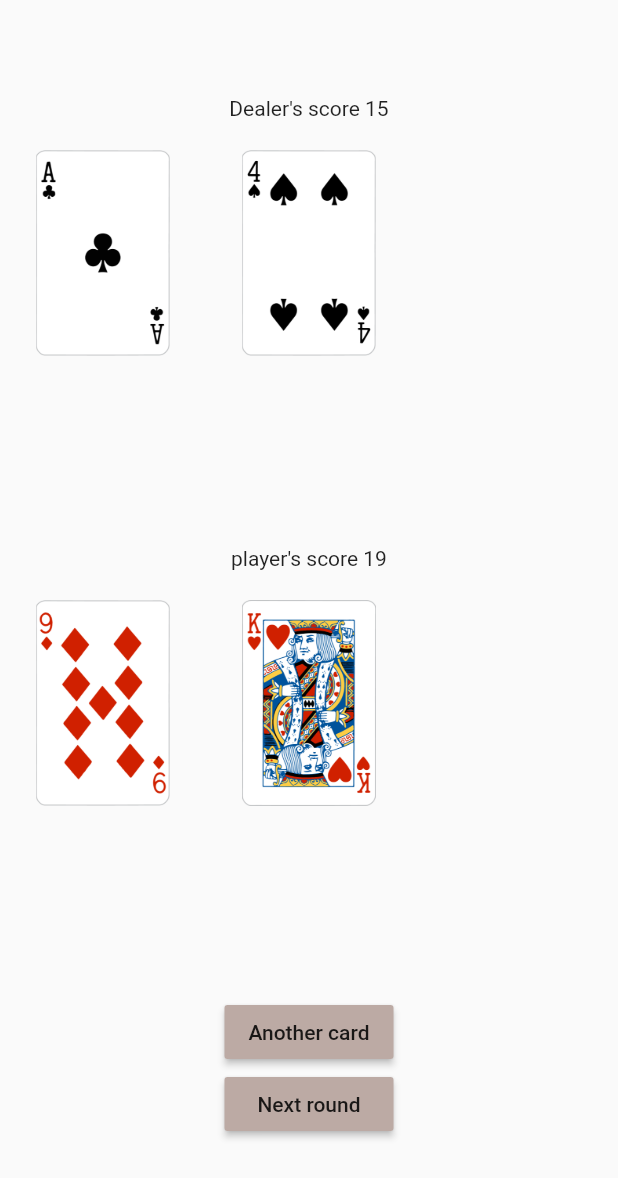
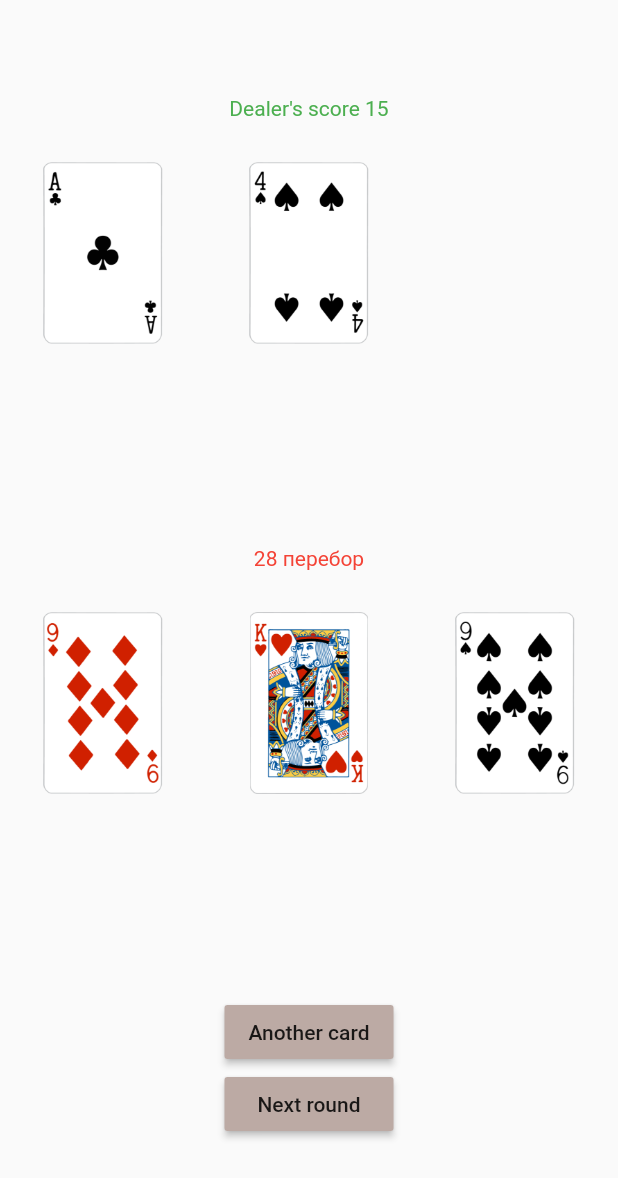
Before and after one commit to Eroshkin-IBA/black_jack, a Flutter app: the screen it shows after launch, after a tap on "Start game", after a tap on "Another card", on a phone screen of 412 x 824 dp. Shown: the top 1178 px of the screen. Run offline on Flutter 3.47's test engine with Material 2 defaults, Android fonts, the phone set to English and light mode, and no system bars.

Commit message:
almost done

```diff
--- a/lib/screens/black_jack_screen.dart
+++ b/lib/screens/black_jack_screen.dart
@@ -99,25 +99,45 @@ class _BlackJackScreenState extends State<BlackJackScreen> {
                 children: [
                   Column(
                     children: [
-                      Text("Dealer's score $dealerScore"),
+                      dealerScore <= 21
+                          ? Text(
+                              "Dealer's score $dealerScore",
+                              style: const TextStyle(color: Colors.green),
+                            )
+                          : Text(
+                              "$dealerScore перебор",
+                              style: const TextStyle(color: Colors.red),
+                            ),
                       const SizedBox(height: 20),
                       Container(
                         height: 200,
                         child: GridView.builder(
-                          itemCount: dealerCards.length,
+                            itemCount: dealerCards.length,
                             gridDelegate:
                                 const SliverGridDelegateWithFixedCrossAxisCount(
                                     crossAxisCount: 3),
-                            physics: const NeverScrollableScrollPhysics(),
                             itemBuilder: (context, index) {
-                              return dealerCards[index];
+                              return Padding(
+                                padding:
+                                    const EdgeInsets.symmetric(vertical: 8.0),
+                                child: dealerCards[index],
+                              );
                             }),
                       )
                     ],
                   ),
                   Column(
                     children: [
-                      Text("player's score $playerScore"),
+                      playerScore <= 21
+                          ? Text(
+                              "player's score $playerScore",
+                              style: const TextStyle(color: Colors.green),
+                            )
+                          : Text(
+                              "$playerScore перебор",
+                              style: const TextStyle(color: Colors.red),
+                            ),
+                      //Text("player's score $playerScore"),
                       const SizedBox(height: 20),
                       Container(
                         height: 200,
@@ -126,9 +146,12 @@ class _BlackJackScreenState extends State<BlackJackScreen> {
                             gridDelegate:
                                 const SliverGridDelegateWithFixedCrossAxisCount(
                                     crossAxisCount: 3),
-                            physics: const NeverScrollableScrollPhysics(),
                             itemBuilder: (context, index) {
-                              return myCards[index];
+                              return Padding(
+                                padding:
+                                    const EdgeInsets.symmetric(vertical: 8.0),
+                                child: myCards[index],
+                              );
                             }),
                       )
                     ],
@@ -140,13 +163,15 @@ class _BlackJackScreenState extends State<BlackJackScreen> {
                       children: [
                         MaterialButton(
                           onPressed: () {
-                            addCard();
+                            if (playerScore < 21) {
+                              addCard();
+                            }
                           },
                           color: Colors.brown[200],
                           child: const Text("Another card"),
                         ),
                         MaterialButton(
-                          onPressed: () {},
+                          onPressed: () => changeCards(),
                           color: Colors.brown[200],
                           child: const Text("Next round"),
                         )
@@ -173,6 +198,9 @@ class _BlackJackScreenState extends State<BlackJackScreen> {
       isGameStarted = true;
     });
 
+    playingCards = {};
+    playingCards.addAll(deckOfCards);
+
     myCards = [];
     dealerCards = [];
 
@@ -182,13 +210,16 @@ class _BlackJackScreenState extends State<BlackJackScreen> {
         playingCards.keys.elementAt(random.nextInt(playingCards.length));
     playingCards.removeWhere((key, value) => cardOneKey == key);
 
-    String cardTwoKey = playingCards.keys.elementAt(random.nextInt(playingCards.length));
+    String cardTwoKey =
+        playingCards.keys.elementAt(random.nextInt(playingCards.length));
     playingCards.removeWhere((key, value) => cardTwoKey == key);
 
-    String cardThreeKey = playingCards.keys.elementAt(random.nextInt(playingCards.length));
+    String cardThreeKey =
+        playingCards.keys.elementAt(random.nextInt(playingCards.length));
     playingCards.removeWhere((key, value) => cardThreeKey == key);
 
-    String cardFourKey = playingCards.keys.elementAt(random.nextInt(playingCards.length));
+    String cardFourKey =
+        playingCards.keys.elementAt(random.nextInt(playingCards.length));
     playingCards.removeWhere((key, value) => cardFourKey == key);
 
     dealerFirstCard = cardOneKey;
@@ -201,7 +232,13 @@ class _BlackJackScreenState extends State<BlackJackScreen> {
 
     dealerScore =
         deckOfCards[dealerFirstCard]! + deckOfCards[dealerSecondCard]!;
-
+    while (dealerScore < 15) {
+      String dealerNextCard =
+          playingCards.keys.elementAt(random.nextInt(playingCards.length));
+      playingCards.removeWhere((key, value) => key == dealerNextCard);
+      dealerCards.add(Image.asset(dealerNextCard));
+      dealerScore += deckOfCards[dealerNextCard]!;
+    }
     myCards.add(Image.asset(playerFirstCard!));
     myCards.add(Image.asset(playerSecondCard!));
 
@@ -209,5 +246,17 @@ class _BlackJackScreenState extends State<BlackJackScreen> {
         deckOfCards[playerFirstCard]! + deckOfCards[playerSecondCard]!;
   }
 
-  void addCard() {}
+  void addCard() {
+    if (playingCards.isNotEmpty) {
+      Random random = Random();
+      String cardKey =
+          playingCards.keys.elementAt(random.nextInt(playingCards.length));
+      playingCards.removeWhere((key, value) => cardKey == key);
+
+      setState(() {
+        myCards.add(Image.asset(cardKey));
+        playerScore = playerScore + deckOfCards[cardKey]!;
+      });
+    }
+  }
 }
```
